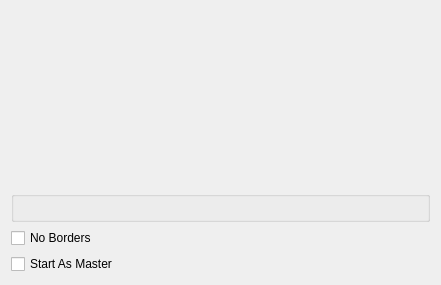
Above: contents/ui/config.ui from kwin-scripts/kwin-tiling before the change. Below: the same form after it.
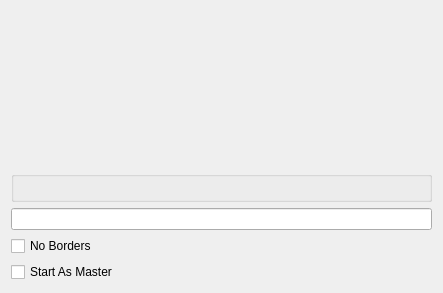
That is the form after the change. Custom widgets are drawn as their Qt base class.

Commit message:
Add default layout configuration
For now this is a simple string entered through a LineEdit.

The format is:

desktop:[layoutname][,desktop:layoutname]

where desktop is the number of the desktop like the user sees
it (i.e. starting with 1)

A negative desktop means tiling is disabled by default for that desktop.

A zero desktop changes the default layout for all desktops not
explicitly set to something else.

I'm not sure how to document this yet (a "Usage" section in README.md?)

The edit to the form file:
```diff
--- a/contents/ui/config.ui
+++ b/contents/ui/config.ui
@@ -6,8 +6,8 @@
    <rect>
     <x>0</x>
     <y>0</y>
-    <width>441</width>
-    <height>285</height>
+    <width>443</width>
+    <height>293</height>
    </rect>
   </property>
   <layout class="QVBoxLayout" name="verticalLayout">
@@ -31,6 +31,9 @@
      </property>
     </widget>
    </item>
+   <item>
+    <widget class="QLineEdit" name="kcfg_layouts"/>
+   </item>
    <item>
     <widget class="QCheckBox" name="kcfg_noBorder">
      <property name="text">
```
The commit also changes 2 other files.
